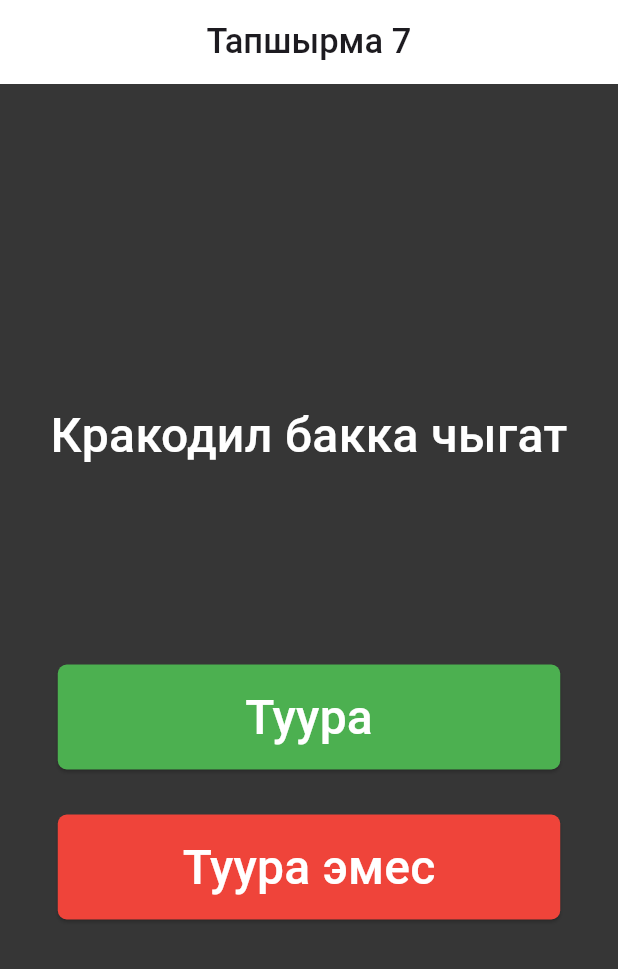
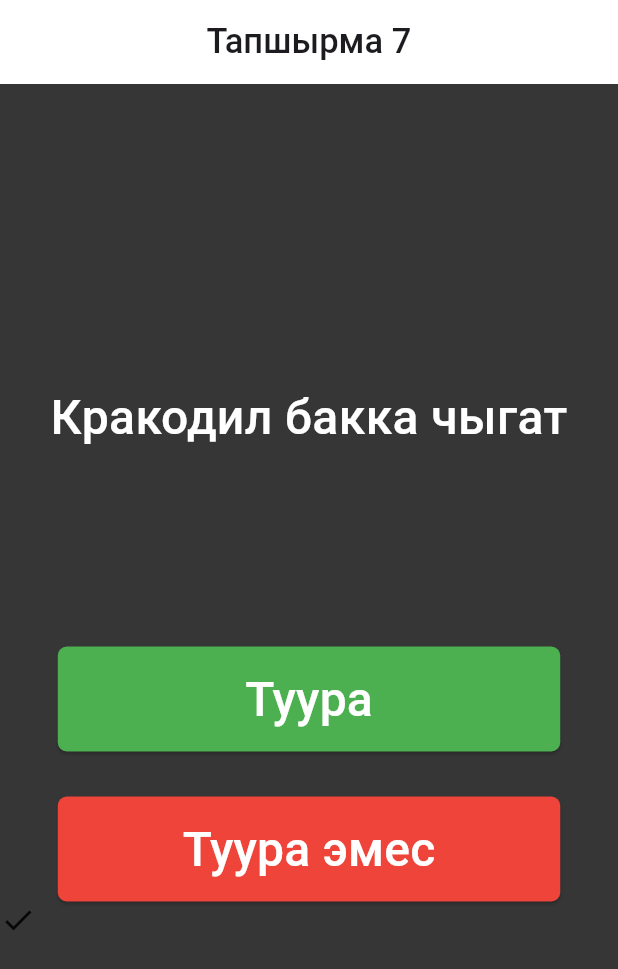
Before and after one commit to adilbek-hub/FLUTTER21, a Flutter app: the screen it shows after launch, after a tap on "Туура", on a phone screen of 412 x 824 dp. Shown: the top 969 px of the screen. Run offline on Flutter 3.47's test engine with Material 3 defaults, Android fonts, the light colour scheme and no system bars; our stand-ins replace audioplayers, flutter_svg, google_fonts.

Commit message:
80% done

```diff
--- a/sabak_13_test_game_logic/lib/my_home_page.dart
+++ b/sabak_13_test_game_logic/lib/my_home_page.dart
@@ -14,20 +14,24 @@ class _MyHomePageState extends State<MyHomePage> {
   int questionNumber = 0;
   int tuuraJoop = 0;
   int tuuraEmesoop = 0;
+  List allAnswers = [];
+
   questionAnswer() {
     if (quizeList[questionNumber].answer == true ||
         quizeList[questionNumber].answer == false) {
       tuuraJoop++;
       questionNumber++;
+      allAnswers.add(true);
       print('tuuraJoop ${tuuraJoop.toInt()}');
     } else if (quizeList[questionNumber].answer == true ||
         quizeList[questionNumber].answer == false) {
       tuuraEmesoop++;
       questionNumber++;
+      allAnswers.add(false);
       print('tuuraEmesoop${tuuraEmesoop.toInt()}');
     }
     if (questionNumber >= quizeList.length) {
-      questionNumber = 4;
+      questionNumber = quizeList.length - 1;
       showTestDialog(context);
     }
 
@@ -46,6 +50,7 @@ class _MyHomePageState extends State<MyHomePage> {
                     questionNumber = 0;
                     tuuraJoop = 0;
                     tuuraEmesoop = 0;
+                    allAnswers.clear();
                     Navigator.pop(context);
                     setState(() {});
                   },
@@ -81,6 +86,10 @@ class _MyHomePageState extends State<MyHomePage> {
                 questionAnswer();
               },
             ),
+            Row(
+                children: allAnswers.map((e) {
+              return Icon(e ? Icons.done : Icons.close);
+            }).toList()),
           ],
         ),
       ),
--- a/sabak_13_test_game_logic/lib/oop_for_quize.dart
+++ b/sabak_13_test_game_logic/lib/oop_for_quize.dart
@@ -10,6 +10,8 @@ Quize quize3 = Quize(question: "Джеки Чан Ганг-Конгтун тур
 Quize quize4 = Quize(
     question: "Dart Майкрасофт тарабынан иштелип чыкканбы", answer: false);
 Quize quize5 = Quize(question: "Кумшекер таттуу", answer: true);
+Quize quize6 = Quize(question: "Кумшекер таттуу эмес", answer: false);
+Quize quize7 = Quize(question: "Туз таттуу", answer: true);
 
 List<Quize> quizeList = [
   quize1,
@@ -17,4 +19,6 @@ List<Quize> quizeList = [
   quize3,
   quize4,
   quize5,
+  quize6,
+  quize7,
 ];
```
